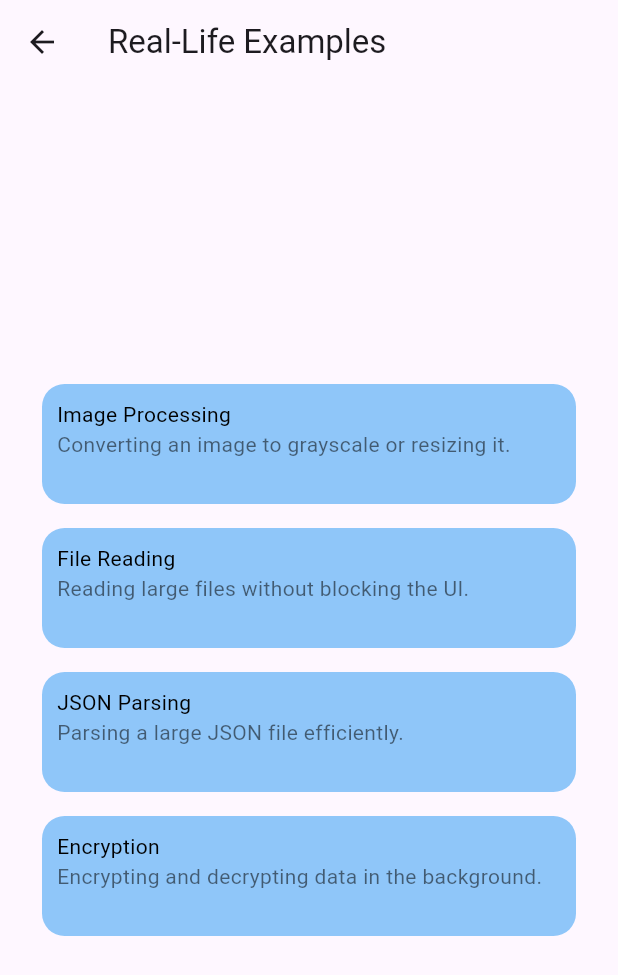
After one commit to TalelBriki/Flutter-isolate-example, a Flutter app: the screen it shows after launch, after a tap on "Real life examples", on a phone screen of 412 x 824 dp. The commit adds this screen. Shown: the top 975 px of the screen. Run offline on Flutter 3.47's test engine with Material 3 defaults, Android fonts, the phone set to English and light mode, and no system bars; our stand-ins replace image_picker; missing offline and left inert: encrypt.

Commit message:
adding real life examples

```diff
--- /dev/null
+++ b/flutter_isolates_demo/lib/examples.dart
@@ -0,0 +1,87 @@
+import 'package:flutter/material.dart';
+
+import 'exmples/encryption.dart';
+import 'exmples/file_reading.dart';
+import 'exmples/image_processing.dart';
+import 'exmples/json_parsing.dart';
+
+
+class RealLifeExamples extends StatelessWidget {
+  const RealLifeExamples({super.key});
+
+  @override
+  Widget build(BuildContext context) {
+    return Scaffold(
+      appBar: AppBar(title: const Text("Real-Life Examples")),
+      body: Padding(
+        padding: const EdgeInsets.all(20),
+        child: Center(
+          child: Column(
+            mainAxisAlignment: MainAxisAlignment.center,
+            children: [
+              _exampleBtn(
+                context: context,
+                title: "Image Processing",
+                subtitle: "Converting an image to grayscale or resizing it.",
+                screen: const ImageProcessingScreen(),
+              ),
+              _exampleBtn(
+                context: context,
+                title: "File Reading",
+                subtitle: "Reading large files without blocking the UI.",
+                screen: const FileReadingScreen(),
+              ),
+              _exampleBtn(
+                context: context,
+                title: "JSON Parsing",
+                subtitle: "Parsing a large JSON file efficiently.",
+                screen: const JsonParsingScreen(),
+              ),
+              _exampleBtn(
+                context: context,
+                title: "Encryption",
+                subtitle: "Encrypting and decrypting data in the background.",
+                screen: const EncryptionScreen(),
+              ),
+            ],
+          ),
+        ),
+      ),
+    );
+  }
+
+  Widget _exampleBtn({
+    required BuildContext context,
+    required String title,
+    required String subtitle,
+    required Widget screen,
+  }) {
+    return Padding(
+      padding: const EdgeInsets.all(8.0),
+      child: GestureDetector(
+        onTap: () {
+          Navigator.push(
+            context,
+            MaterialPageRoute(builder: (context) => screen),
+          );
+        },
+        child: Container(
+          decoration: BoxDecoration(
+            borderRadius: BorderRadius.circular(15.0),
+            color: Colors.blue.withOpacity(0.5),
+          ),
+          padding: const EdgeInsets.all(10.0),
+          height: 80,
+          width: double.infinity,
+          child: Column(
+            crossAxisAlignment: CrossAxisAlignment.start,
+            children: [
+              Text(title, style: const TextStyle(color: Colors.black)),
+              Text(subtitle, style: const TextStyle(color: Colors.black54)),
+            ],
+          ),
+        ),
+      ),
+    );
+  }
+}
--- /dev/null
+++ b/flutter_isolates_demo/lib/exmples/file_reading.dart
@@ -0,0 +1,103 @@
+import 'dart:isolate';
+import 'dart:io';
+import 'package:flutter/material.dart';
+import 'package:path_provider/path_provider.dart';
+
+class FileReadingScreen extends StatefulWidget {
+  const FileReadingScreen({super.key});
+
+  @override
+  State<FileReadingScreen> createState() => _FileReadingScreenState();
+}
+
+class _FileReadingScreenState extends State<FileReadingScreen> {
+  String _status = "Tap to generate and read file";
+  late File _file; // Declare file variable
+
+  @override
+  void initState() {
+    super.initState();
+  }
+
+  Future<void> _generateAndReadFile() async {
+    setState(() {
+      _status = "Generating file...";
+    });
+
+    // Get the temporary directory path
+    Directory tempDir = await getTemporaryDirectory();
+    _file = File("${tempDir.path}/large_file.txt");
+
+    // Generate a large file if it doesn't exist
+    if (!await _file.exists()) {
+      await _generateLargeFile(_file);
+    }
+
+    // Now proceed to read the file after it is generated
+    setState(() {
+      _status = "Reading file...";
+    });
+
+    final receivePort = ReceivePort();
+    await Isolate.spawn(_readLargeFile, [_file.path, receivePort.sendPort]);
+
+    receivePort.listen((message) {
+      setState(() {
+        _status = "File Read Completed! Content Length: ${message}";
+      });
+    });
+  }
+
+  // Function to generate a large file (for testing purposes)
+  Future<void> _generateLargeFile(File file) async {
+    var largeContent = "This is a large file content. " * 10000; // Large content for testing
+    await file.writeAsString(largeContent);
+  }
+
+  static void _readLargeFile(List<dynamic> args) async {
+    final filePath = args[0];
+    final sendPort = args[1] as SendPort;
+
+    // Perform the file reading in the worker isolate
+    try {
+      File file = File(filePath);
+      String content = await file.readAsString();
+      sendPort.send(content); // Send the content back to the main isolate
+    } catch (e) {
+      sendPort.send("Error reading file: $e"); // Send error if file reading fails
+    }
+  }
+
+  @override
+  void dispose() {
+    super.dispose();
+    // Ensure file is deleted when the screen is disposed
+    _file.delete();
+  }
+
+  @override
+  Widget build(BuildContext context) {
+    return Scaffold(
+      appBar: AppBar(title: const Text("File Reading")),
+      body: SingleChildScrollView(
+        child: Padding(
+        padding: const EdgeInsets.all(20),
+
+        child:  Center(
+          child: Column(
+            mainAxisAlignment: MainAxisAlignment.center,
+            children: [
+              Text(_status, style: const TextStyle(fontSize: 18)),
+              const SizedBox(height: 20),
+              ElevatedButton(
+                onPressed: _generateAndReadFile,
+                child: const Text("Generate and Read File"),
+              ),
+            ],
+          ),
+        ),
+        )
+      ),
+    );
+  }
+}
--- a/flutter_isolates_demo/lib/home.dart
+++ b/flutter_isolates_demo/lib/home.dart
@@ -1,6 +1,8 @@
 import 'package:flutter/material.dart';
 import 'package:flutter_isolates_demo/with_isolate.dart';
 import 'package:flutter_isolates_demo/without_isolate.dart';
+
+import 'examples.dart';
 
 class HomeScreen extends StatelessWidget {
   const HomeScreen({super.key});
@@ -43,6 +45,21 @@ class HomeScreen extends StatelessWidget {
                 },
                 child: const Text("With Isolate"),
               ),
+              SizedBox(height: 20,),
+              Text("This are real life examples for isoalte"),
+              ElevatedButton(
+                style: ButtonStyle(
+                    foregroundColor: WidgetStateProperty.all<Color>(Colors.white),
+                    backgroundColor: WidgetStateProperty.all<Color>(Colors.indigoAccent)
+                ),
+                onPressed: () => {
+                  Navigator.push(
+                    context,
+                    MaterialPageRoute(builder: (context) => const RealLifeExamples()),
+                  )
+                },
+                child: const Text("Real life examples"),
+              ),
             ],
           ),
         ),
--- a/flutter_isolates_demo/pubspec.yaml
+++ b/flutter_isolates_demo/pubspec.yaml
@@ -34,6 +34,10 @@ dependencies:
   # The following adds the Cupertino Icons font to your application.
   # Use with the CupertinoIcons class for iOS style icons.
   cupertino_icons: ^1.0.8
+  image: ^4.5.3
+  path_provider: ^2.1.5
+  encrypt: ^5.0.3
+  image_picker: ^1.1.2
 
 dev_dependencies:
   flutter_test:
```
Also changed, not shown: flutter_isolates_demo/lib/exmples/encryption.dart (added, +120 -0 lines), flutter_isolates_demo/lib/exmples/image_processing.dart (added, +107 -0 lines), flutter_isolates_demo/lib/exmples/json_parsing.dart (added, +55 -0 lines).
